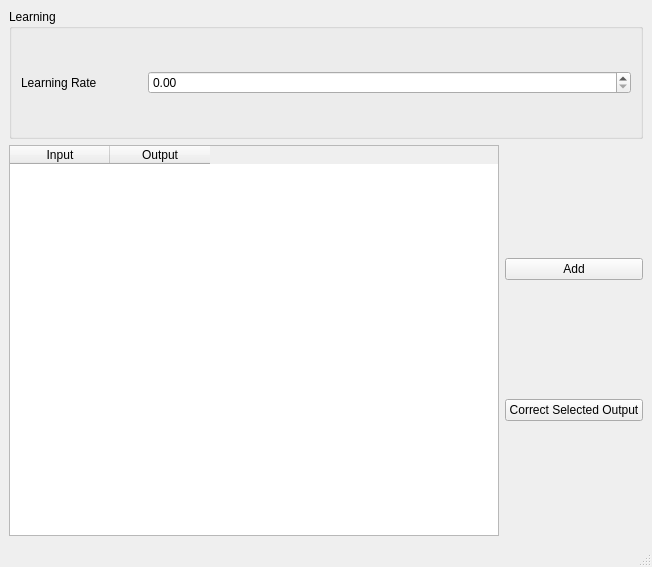
This is mainwindow.ui in AngeloD2022/AIProject2 as Qt 5 draws it before an edit. The edited form follows.
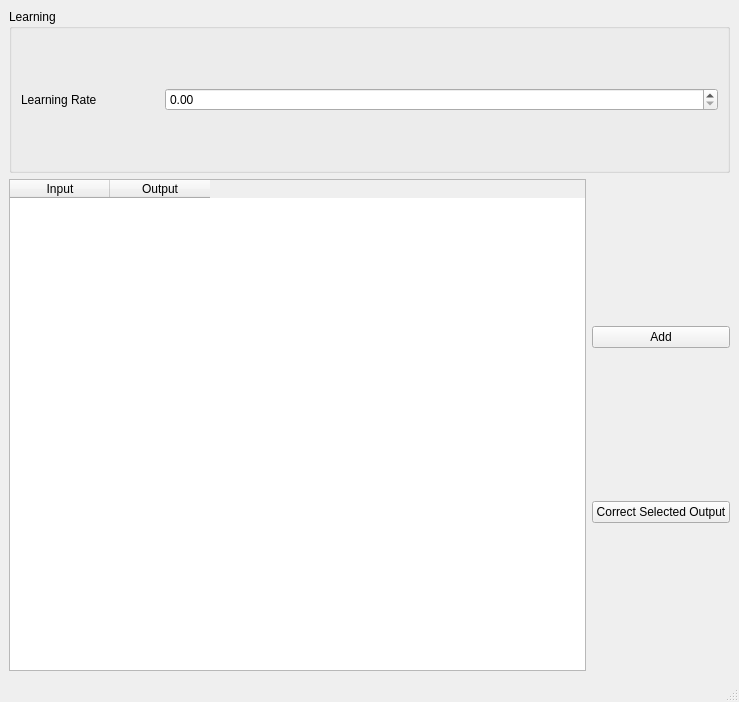
This is the edited form.

The edit to the form file:
```diff
--- a/mainwindow.ui
+++ b/mainwindow.ui
@@ -6,8 +6,8 @@
    <rect>
     <x>0</x>
     <y>0</y>
-    <width>652</width>
-    <height>567</height>
+                <width>739</width>
+                <height>702</height>
    </rect>
   </property>
   <property name="windowTitle">
```
Left out of the diff: 8 changed lines with no effect on the pictures. Lines whose indentation alone changed are shown as unchanged.
